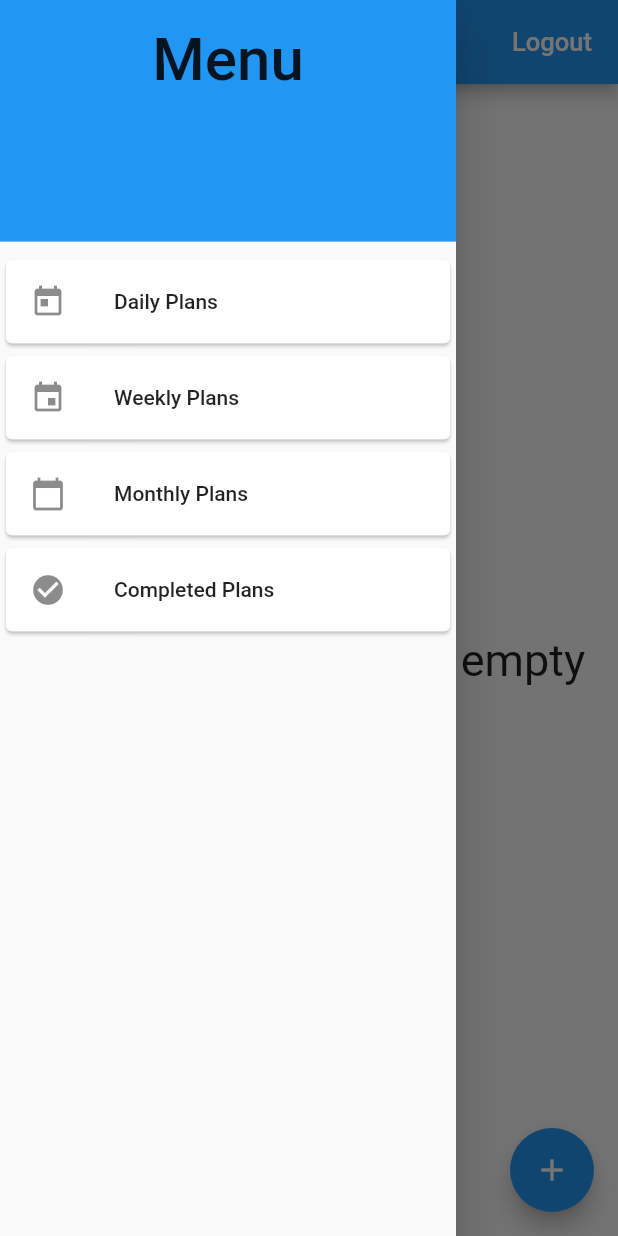
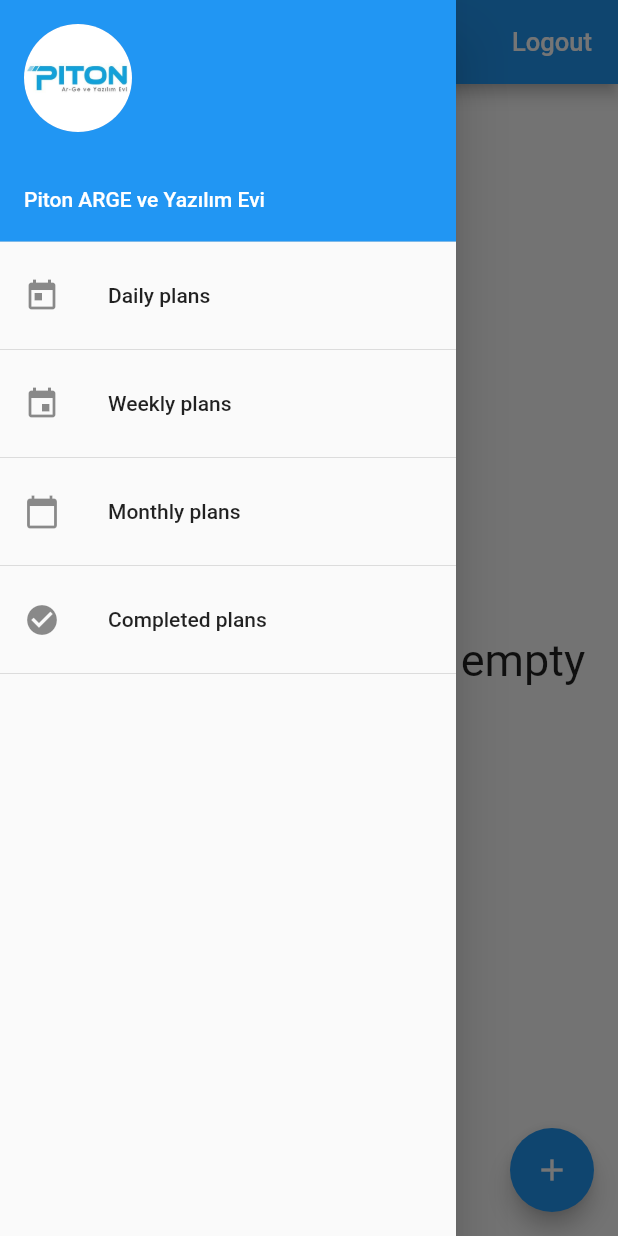
Before and after one commit to mervebasak/piton_todo_task, a Flutter app: the HomePage screen opened directly, with the side drawer open, on a phone screen of 412 x 824 dp. Run offline on Flutter 3.47's test engine with Material 2 defaults, Android fonts, the phone set to English and light mode, and no system bars; our stand-ins replace datetime_picker_formfield, firebase_auth, firebase_database; missing offline and left inert: assorted_layout_widgets, grouped_buttons; accounts and stored records are empty.

Commit message:
home page edited(navigator draw)

```diff
--- a/lib/pages/homepage.dart
+++ b/lib/pages/homepage.dart
@@ -199,46 +199,42 @@ class _HomePageState extends State<HomePage> {
           child: ListView(
             padding: EdgeInsets.zero,
             children: <Widget>[
-              DrawerHeader(
-                child: Text('Menu', style: TextStyle(fontSize: 40.0), textAlign: TextAlign.center,
-                ),
-                decoration: BoxDecoration(
-                  color: Colors.blue,
+              UserAccountsDrawerHeader(
+                accountName: Text("Piton ARGE ve Yazılım Evi"),
+                currentAccountPicture: CircleAvatar(
+                  backgroundImage: AssetImage("assets/piton.jpg"),
                 ),
               ),
 
-              Card(
-                child: ListTile(
-                  title: Text('Daily Plans'),
-                  leading: const Icon(Icons.today),
-                  onTap: () {
+              ListTile(
+                leading: Icon(Icons.today),
+                title: Text("Daily plans"),
+                onTap: (){
                   Navigator.pop(context);
                   Navigator.push(
                     context,
                     MaterialPageRoute(builder: (context) => DailyPage()),
                   );
-
                 },
               ),
-              ),
-              Card(
-                child: ListTile(
-                  title: Text('Weekly Plans'),
-                  leading: const Icon(Icons.insert_invitation),
-                  onTap: () {
-                    Navigator.pop(context);
+              Divider(),
+
+              ListTile(
+                leading: Icon(Icons.insert_invitation),
+                title: Text("Weekly plans"),
+                onTap: (){
                   Navigator.push(
                     context,
                     MaterialPageRoute(builder: (context) => WeeklyPage()),
                   );
                 },
               ),
-              ),
-              Card(
-                child: ListTile(
-                  title: Text('Monthly Plans'),
-                  leading: const Icon(Icons.calendar_today),
-                  onTap: () {
+              Divider(),
+
+              ListTile(
+                leading: Icon(Icons.calendar_today),
+                title: Text("Monthly plans"),
+                onTap: (){
                   Navigator.pop(context);
                   Navigator.push(
                     context,
@@ -246,12 +242,12 @@ class _HomePageState extends State<HomePage> {
                   );
                 },
               ),
-              ),
-              Card(
-                child: ListTile(
-                  title: Text('Completed Plans'),
-                  leading: const Icon(Icons.check_circle),
-                  onTap: () {
+              Divider(),
+
+              ListTile(
+                leading: Icon(Icons.check_circle),
+                title: Text("Completed plans"),
+                onTap: (){
                   Navigator.pop(context);
                   Navigator.push(
                     context,
@@ -259,9 +255,7 @@ class _HomePageState extends State<HomePage> {
                   );
                 },
               ),
-              ),
-
-
+              Divider(),
             ],
           ),
         ),
```
Lines whose indentation alone changed are shown as unchanged.
